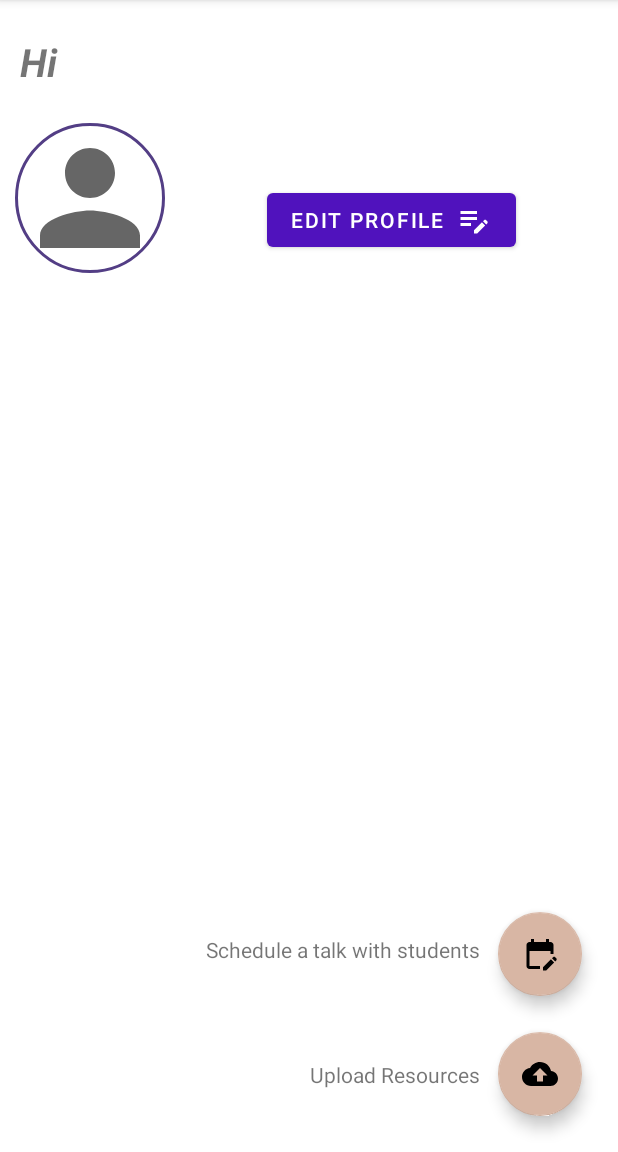
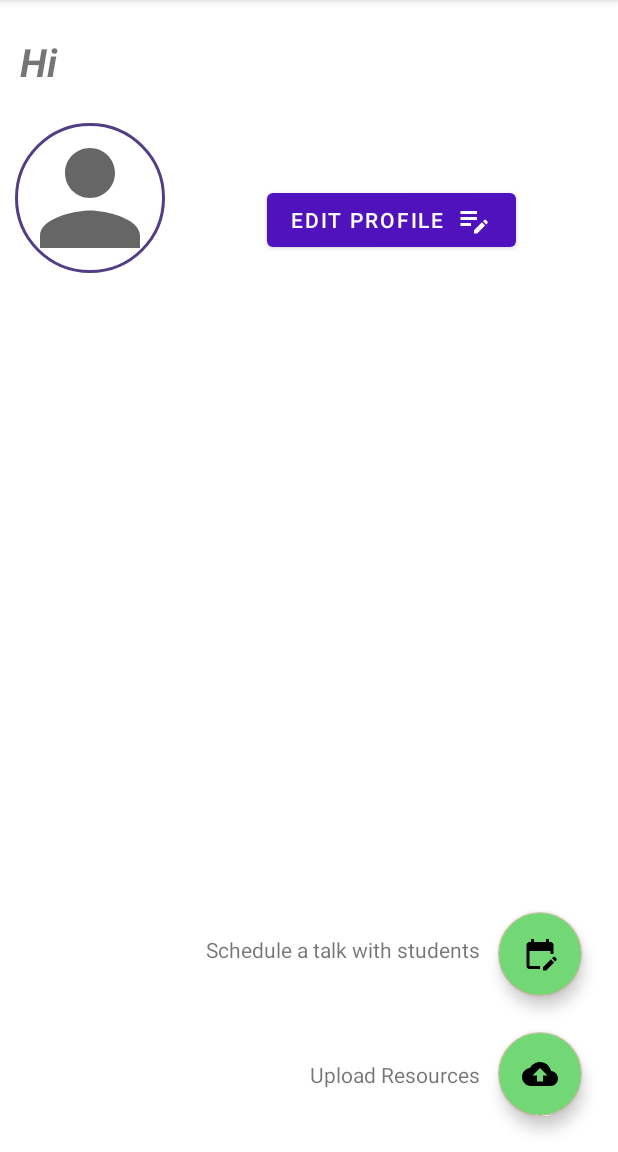
Before and after one commit to swarnima14/Connect-All-App, an Android app: the AlumniMainProfile screen opened directly, with no data from a screen before it, on a phone screen of 412 x 824 dp, the part 84-1236 px from its top. Run offline under Robolectric (Android 15) with nearby library versions, the phone set to English and light mode, and no system bars; our stand-ins replace CircleImageView, Firebase (no records; nobody signed in at launch, a user with empty details on screens opened directly), Picasso; Roboto replaces fonts that are not available here.

Commit message:
student side ui modified

```diff
--- a/app/src/main/res/drawable/talk.xml
+++ b/app/src/main/res/drawable/talk.xml
@@ -2,9 +2,8 @@
     android:width="24dp"
     android:height="24dp"
     android:viewportWidth="24"
-    android:viewportHeight="24"
-    android:tint="?attr/colorControlNormal">
+    android:viewportHeight="24">
   <path
-      android:fillColor="@android:color/white"
+      android:fillColor="@color/colorPrimary"
       android:pathData="M12,22H5c-1.11,0 -2,-0.9 -2,-2L3.01,6c0,-1.1 0.88,-2 1.99,-2h1V2h2v2h8V2h2v2h1c1.1,0 2,0.9 2,2v6h-2v-2H5v10h7V22zM22.13,16.99l0.71,-0.71c0.39,-0.39 0.39,-1.02 0,-1.41l-0.71,-0.71c-0.39,-0.39 -1.02,-0.39 -1.41,0l-0.71,0.71L22.13,16.99zM21.42,17.7l-5.3,5.3H14v-2.12l5.3,-5.3L21.42,17.7z"/>
 </vector>
--- a/app/src/main/res/drawable/upload.xml
+++ b/app/src/main/res/drawable/upload.xml
@@ -4,6 +4,6 @@
     android:viewportWidth="24"
     android:viewportHeight="24">
   <path
-      android:fillColor="@android:color/black"
+      android:fillColor="@color/colorPrimary"
       android:pathData="M19.35,10.04C18.67,6.59 15.64,4 12,4 9.11,4 6.6,5.64 5.35,8.04 2.34,8.36 0,10.91 0,14c0,3.31 2.69,6 6,6h13c2.76,0 5,-2.24 5,-5 0,-2.64 -2.05,-4.78 -4.65,-4.96zM14,13v4h-4v-4H7l5,-5 5,5h-3z"/>
 </vector>
--- a/app/src/main/res/layout/activity_alumni_main_profile.xml
+++ b/app/src/main/res/layout/activity_alumni_main_profile.xml
@@ -106,7 +106,8 @@
         app:layout_constraintBottom_toBottomOf="parent"
         app:layout_constraintEnd_toEndOf="parent"
         app:srcCompat="@drawable/upload"
-        android:tooltipText="Upload Resources"/>
+        android:tooltipText="Upload Resources"
+        android:backgroundTint="#71D875"/>
 
     <TextView
         android:id="@+id/tvTalkText"
@@ -130,6 +131,7 @@
         app:layout_constraintBottom_toTopOf="@id/fbUpload"
         app:layout_constraintEnd_toEndOf="parent"
         app:srcCompat="@drawable/talk"
-        android:tooltipText="Schedule Talk"/>
+        android:tooltipText="Schedule Talk"
+        android:backgroundTint="#71D875"/>
 
 </androidx.constraintlayout.widget.ConstraintLayout>
--- a/app/src/main/res/layout/activity_menu.xml
+++ b/app/src/main/res/layout/activity_menu.xml
@@ -120,7 +120,7 @@
                 app:layout_constraintTop_toTopOf="parent"
                 app:lottie_autoPlay="true"
                 app:lottie_loop="true"
-                app:lottie_rawRes="@raw/meeting_two" />
+                app:lottie_rawRes="@raw/meeting_four" />
 
             <TextView
                 android:id="@+id/txtTalkList"
```
